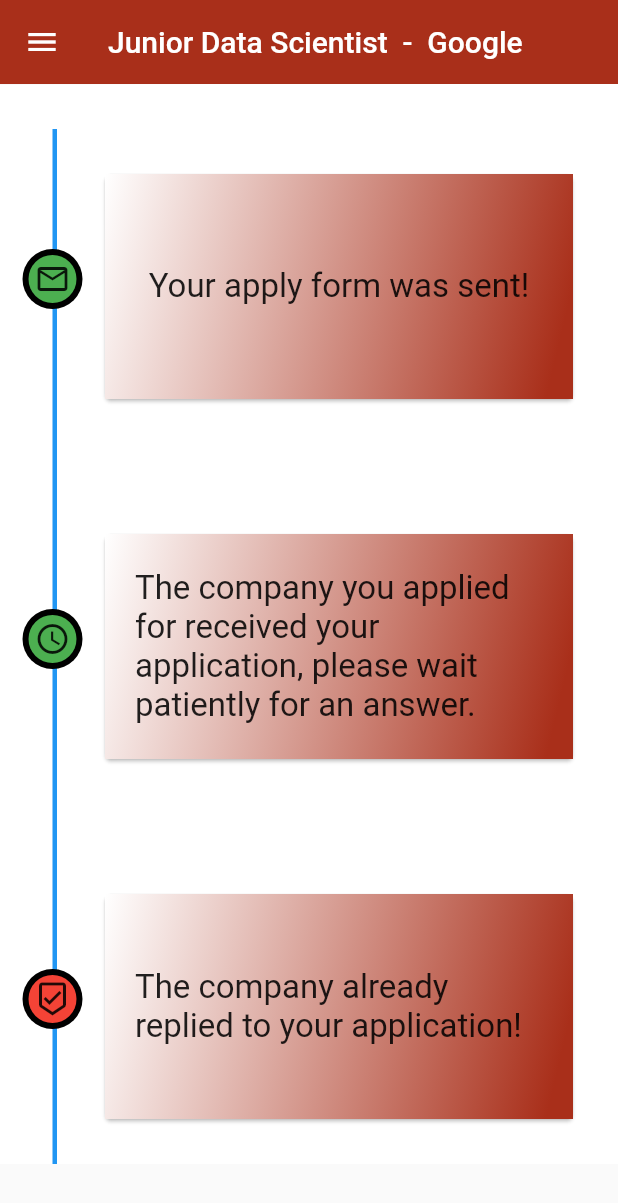
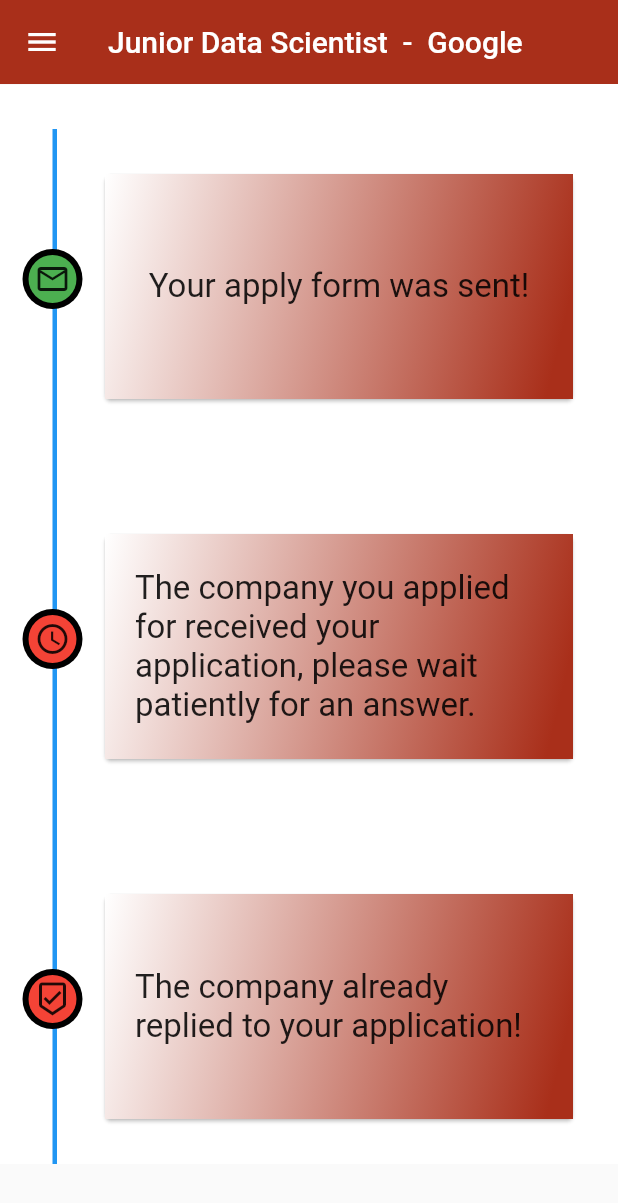
Before and after one commit to afonsom1719/FEUP-Jobs, a Flutter app: the ListPage screen opened directly, after a tap on "Junior Data Scientist", on a phone screen of 412 x 824 dp. Shown: the top 1203 px of the screen. Run offline on Flutter 3.47's test engine with Material 2 defaults, Android fonts, the light colour scheme and no system bars; our stand-ins replace intl_phone_number_input.

Commit message:
Interaction between all aplications page and detailed application complete

```diff
--- a/feup_jobs/lib/Apply_State_Page.dart
+++ b/feup_jobs/lib/Apply_State_Page.dart
@@ -7,7 +7,13 @@ import 'package:flutter/material.dart';
 class ApplyPageState extends StatelessWidget {
   final String applicationName;
   final String company;
-  ApplyPageState({required this.applicationName, required this.company});
+  late double state;
+  ApplyPageState(
+      {Key? key,
+      required this.applicationName,
+      required this.company,
+      required this.state})
+      : super(key: key);
 
   static const String _title = 'FEUP Jobs';
 
@@ -20,28 +26,36 @@ class ApplyPageState extends StatelessWidget {
       title: _title,
       home: Scaffold(
         key: _scaffoldkey,
-        appBar: topAppBar(this.applicationName, company),
+        appBar: topAppBar(this.applicationName, this.company),
         drawer: const CustomDrawer(),
-        body: const ApplyStateWidget(),
+        body: ApplyStateWidget(
+          state: this.state,
+        ),
       ),
     );
   }
 }
 
 class ApplyStateWidget extends StatefulWidget {
-  const ApplyStateWidget({Key? key}) : super(key: key);
+  final double state;
+  const ApplyStateWidget({Key? key, required this.state}) : super(key: key);
 
   @override
   State<ApplyStateWidget> createState() => _ApplyStateWidget();
 }
 
 class _ApplyStateWidget extends State<ApplyStateWidget> {
-  int selected = 1;
+  late double selected;
   Icon icon = const Icon(Icons.mail_outline);
   String txt = "Your apply form was sent!";
 
   @override
   Widget build(BuildContext context) {
+    if (widget.state >= 0.25) selected = 0;
+    if (widget.state >= 0.50 && widget.state <= 0.75) selected = 1;
+    if (widget.state >= 0.75) selected = 3;
+
+    selected = widget.state / 2;
     return ListView.builder(
       itemBuilder: (BuildContext context, int index) {
         if (index == 0) {
--- a/feup_jobs/lib/applicationsPage.dart
+++ b/feup_jobs/lib/applicationsPage.dart
@@ -2,7 +2,6 @@
 // ignore_for_file: unnecessary_const
 
 import 'package:feup_jobs/Apply_State_Page.dart';
-import 'package:feup_jobs/Components/NavigationBar.dart';
 import 'package:flutter/material.dart';
 
 class Application {
@@ -78,7 +77,8 @@ class _ListPageState extends State<ListPage> {
                 MaterialPageRoute(
                     builder: (context) => ApplyPageState(
                         applicationName: application.title,
-                        company: application.company)));
+                        company: application.company,
+                        state: application.indicatorValue)));
           },
         );
 
```
